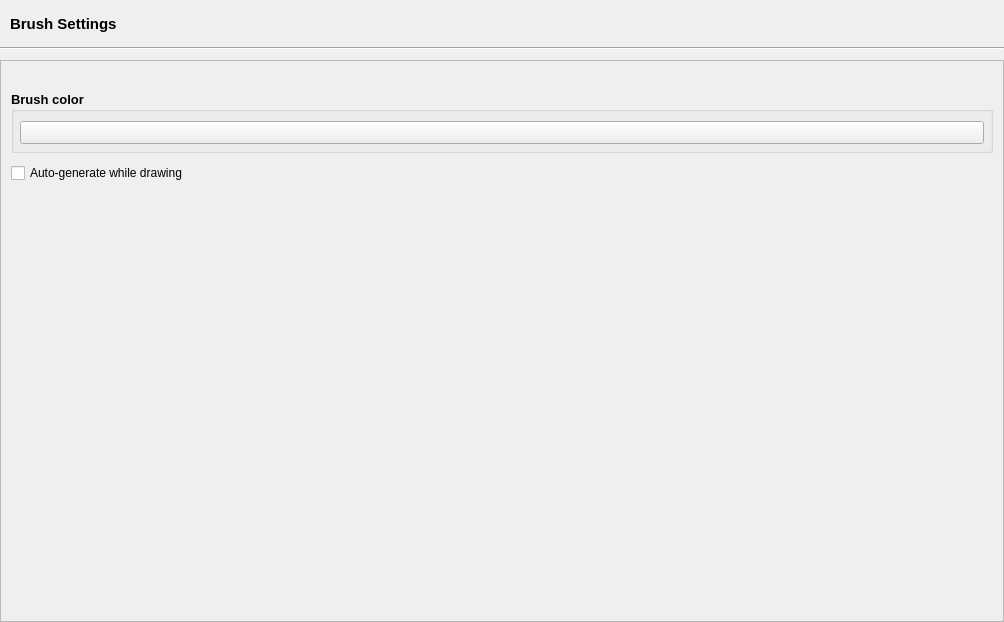
Capsize-Games/airunner, file src/airunner/widgets/brush/templates/brush_widget.ui: the form before one commit.
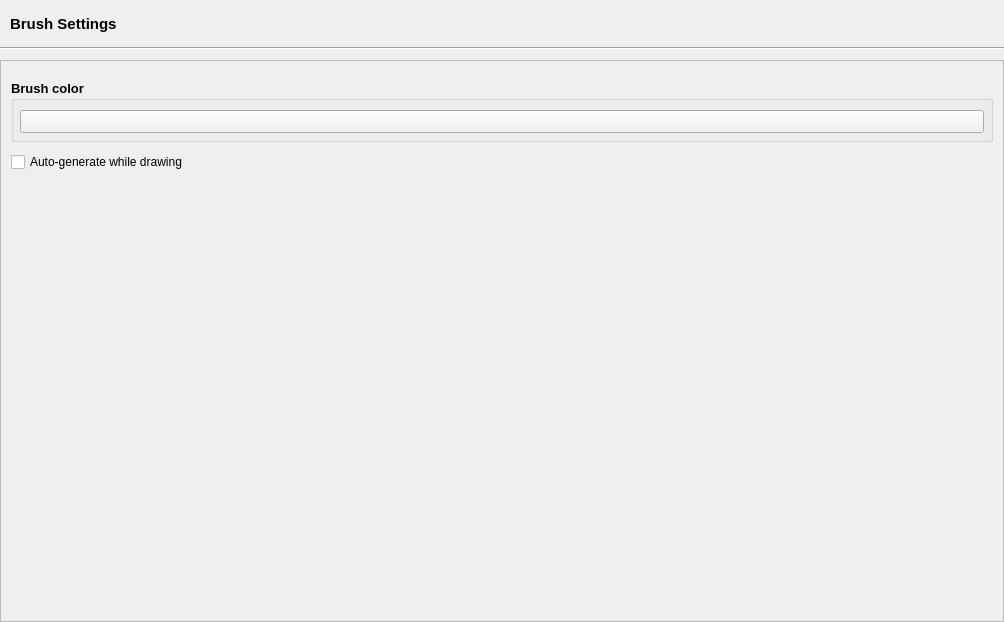
The form after the commit. Custom widgets are drawn as their Qt base class.

The edit to the form file:
```diff
--- a/src/airunner/widgets/brush/templates/brush_widget.ui
+++ b/src/airunner/widgets/brush/templates/brush_widget.ui
@@ -64,7 +64,7 @@
          <property name="minimumSize">
           <size>
            <width>0</width>
-           <height>20</height>
+           <height>0</height>
           </size>
          </property>
          <property name="styleSheet">
@@ -148,7 +148,7 @@
          <property name="minimumSize">
           <size>
            <width>0</width>
-           <height>60</height>
+           <height>0</height>
           </size>
          </property>
          <property name="font">
```
